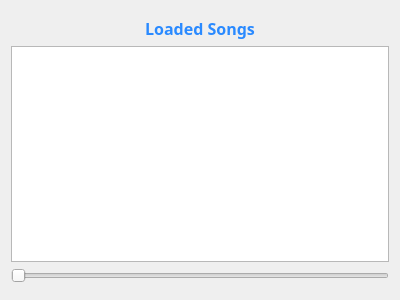
This is src/ui/soundlist.ui in Mohamed-Ibrahim-01/music-equalizer as Qt 5 draws it before an edit. The edited form follows.
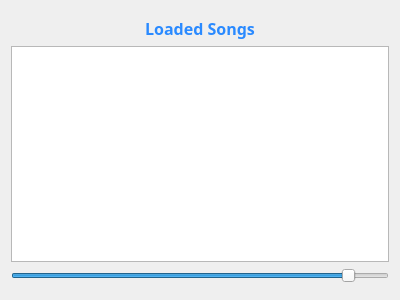
This is the edited form.

Diff of the .ui file:
```diff
--- a/src/ui/soundlist.ui
+++ b/src/ui/soundlist.ui
@@ -66,6 +66,12 @@
      <property name="toolTip">
       <string>Volume</string>
      </property>
+     <property name="minimum">
+      <number>-100</number>
+     </property>
+     <property name="maximum">
+      <number>10</number>
+     </property>
      <property name="orientation">
       <enum>Qt::Horizontal</enum>
      </property>
```
Left out of the diff: 2 changed lines with no effect on the pictures.
